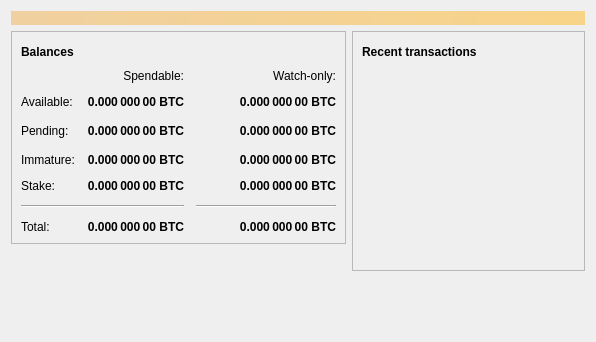
Above: src/qt/forms/overviewpage.ui from Ailein/atbcoin-insight before the change. Below: the same form after it.
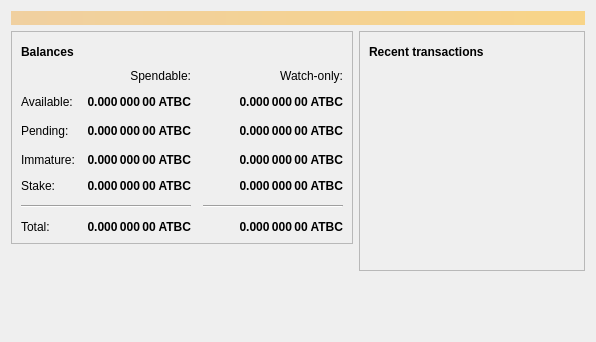
That is the form after the change. Icons and pictures are not drawn.

What changed in the file:
```diff
--- a/src/qt/forms/overviewpage.ui
+++ b/src/qt/forms/overviewpage.ui
@@ -126,7 +126,7 @@
                <string>Unconfirmed transactions to watch-only addresses</string>
               </property>
               <property name="text">
-               <string notr="true">0.000 000 00 BTC</string>
+               <string notr="true">0.000 000 00 ATBC</string>
               </property>
               <property name="alignment">
                <set>Qt::AlignRight|Qt::AlignTrailing|Qt::AlignVCenter</set>
@@ -151,7 +151,7 @@
                <string>Total of transactions that have yet to be confirmed, and do not yet count toward the spendable balance</string>
               </property>
               <property name="text">
-               <string notr="true">0.000 000 00 BTC</string>
+               <string notr="true">0.000 000 00 ATBC</string>
               </property>
               <property name="alignment">
                <set>Qt::AlignRight|Qt::AlignTrailing|Qt::AlignVCenter</set>
@@ -176,7 +176,7 @@
                <string>Mined balance in watch-only addresses that has not yet matured</string>
               </property>
               <property name="text">
-               <string notr="true">0.000 000 00 BTC</string>
+               <string notr="true">0.000 000 00 ATBC</string>
               </property>
               <property name="alignment">
                <set>Qt::AlignRight|Qt::AlignTrailing|Qt::AlignVCenter</set>
@@ -234,7 +234,7 @@
                <string>Mined balance that has not yet matured</string>
               </property>
               <property name="text">
-               <string notr="true">0.000 000 00 BTC</string>
+               <string notr="true">0.000 000 00 ATBC</string>
               </property>
               <property name="alignment">
                <set>Qt::AlignRight|Qt::AlignTrailing|Qt::AlignVCenter</set>
@@ -279,7 +279,7 @@
                <string>Your current total balance</string>
               </property>
               <property name="text">
-               <string notr="true">0.000 000 00 BTC</string>
+               <string notr="true">0.000 000 00 ATBC</string>
               </property>
               <property name="alignment">
                <set>Qt::AlignRight|Qt::AlignTrailing|Qt::AlignVCenter</set>
@@ -304,7 +304,7 @@
                <string>Current total balance in watch-only addresses</string>
               </property>
               <property name="text">
-               <string notr="true">0.000 000 00 BTC</string>
+               <string notr="true">0.000 000 00 ATBC</string>
               </property>
               <property name="alignment">
                <set>Qt::AlignRight|Qt::AlignTrailing|Qt::AlignVCenter</set>
@@ -346,7 +346,7 @@
                <string>Your current spendable balance</string>
               </property>
               <property name="text">
-               <string notr="true">0.000 000 00 BTC</string>
+               <string notr="true">0.000 000 00 ATBC</string>
               </property>
               <property name="alignment">
                <set>Qt::AlignRight|Qt::AlignTrailing|Qt::AlignVCenter</set>
@@ -371,7 +371,7 @@
                <string>Your current balance in watch-only addresses</string>
               </property>
               <property name="text">
-               <string notr="true">0.000 000 00 BTC</string>
+               <string notr="true">0.000 000 00 ATBC</string>
               </property>
               <property name="alignment">
                <set>Qt::AlignRight|Qt::AlignTrailing|Qt::AlignVCenter</set>
@@ -420,7 +420,7 @@
                <string>Staked balance that has not yet matured</string>
               </property>
               <property name="text">
-               <string>0.000 000 00 BTC</string>
+               <string>0.000 000 00 ATBC</string>
               </property>
               <property name="alignment">
                <set>Qt::AlignRight|Qt::AlignTrailing|Qt::AlignVCenter</set>
@@ -445,7 +445,7 @@
                <string>Staked balance in watch-only addresses that has not yet matured</string>
               </property>
               <property name="text">
-               <string>0.000 000 00 BTC</string>
+               <string>0.000 000 00 ATBC</string>
               </property>
               <property name="alignment">
                <set>Qt::AlignRight|Qt::AlignTrailing|Qt::AlignVCenter</set>
```
Left out of the diff: 4 changed lines with no effect on the pictures.
